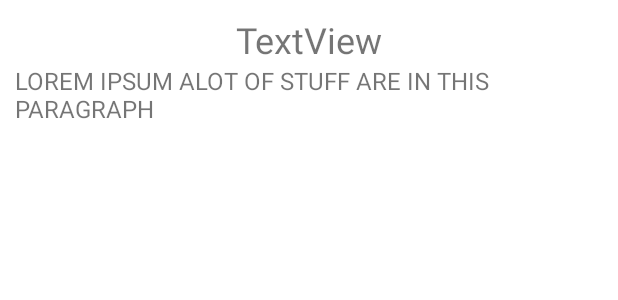
After one commit to o-almasri/My-Medication-Tracker, an Android app: the layout card.xml on its own in the app's theme, with its tools: preview values and no code run, on a phone screen of 412 x 824 dp. The commit adds this screen. Shown: the top 300 px of the screen. Run offline under Robolectric (Android 15) with nearby library versions, the phone set to English and light mode, and no system bars.

Commit message:
[#2]Added RecyclerView and Adapter to Display Data

```diff
--- a/MyMedicationTracker/app/src/main/res/layout/activity_add_entry.xml
+++ b/MyMedicationTracker/app/src/main/res/layout/activity_add_entry.xml
@@ -9,6 +9,7 @@
     <LinearLayout
         android:layout_width="0dp"
         android:layout_height="0dp"
+        android:layout_marginHorizontal="20px"
         android:orientation="vertical"
         app:layout_constraintBottom_toBottomOf="parent"
         app:layout_constraintEnd_toEndOf="parent"
--- /dev/null
+++ b/MyMedicationTracker/app/src/main/res/layout/card.xml
@@ -0,0 +1,41 @@
+<?xml version="1.0" encoding="utf-8"?>
+<LinearLayout xmlns:android="http://schemas.android.com/apk/res/android"
+    android:layout_width="match_parent"
+    android:layout_height="wrap_content"
+    android:orientation="horizontal"
+    android:padding="10dp"
+    android:weightSum="3">
+
+    <LinearLayout
+        android:layout_width="match_parent"
+        android:layout_height="match_parent"
+        android:layout_weight="1"
+        android:orientation="vertical"
+        android:weightSum="2">
+
+        <TextView
+            android:id="@+id/titletxt"
+            android:layout_width="match_parent"
+            android:layout_height="wrap_content"
+            android:layout_weight="2"
+            android:text="TextView"
+            android:textAlignment="center"
+            android:textSize="24sp" />
+
+        <TextView
+            android:id="@+id/datetxt"
+            android:layout_width="match_parent"
+            android:layout_height="wrap_content"
+            android:layout_weight="1"
+            android:text="LOREM IPSUM ALOT OF STUFF ARE IN THIS PARAGRAPH"
+            android:textSize="16sp" />
+
+        <LinearLayout
+            android:layout_width="match_parent"
+            android:layout_height="wrap_content"
+            android:layout_weight="2"
+            android:orientation="horizontal"/>
+
+    </LinearLayout>
+
+</LinearLayout>
```
Also changed, not shown: MyMedicationTracker/app/src/main/AndroidManifest.xml (+6 -6 lines), MyMedicationTracker/app/src/main/java/com/example/mymedicationtracker/Add_entry.kt (+76 -24 lines), MyMedicationTracker/app/src/main/java/com/example/mymedicationtracker/MainActivity.kt (+129 -1 lines), MyMedicationTracker/app/src/main/java/com/example/mymedicationtracker/adapter.kt (added, +82 -0 lines), MyMedicationTracker/app/src/main/res/layout/activity_main.xml (+21 -6 lines).
